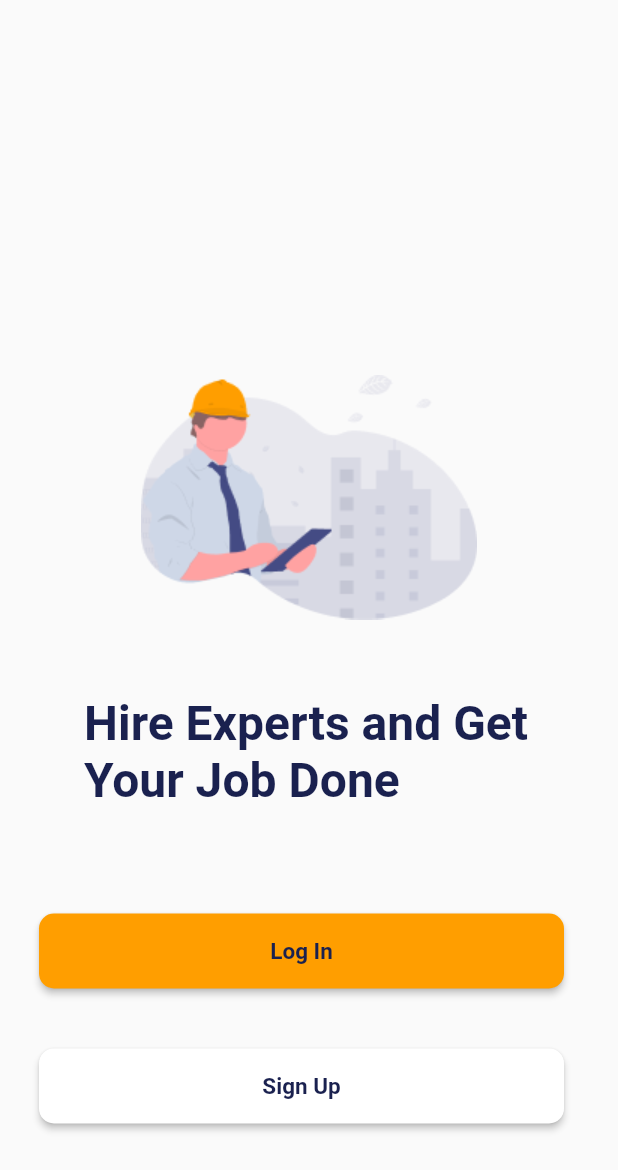
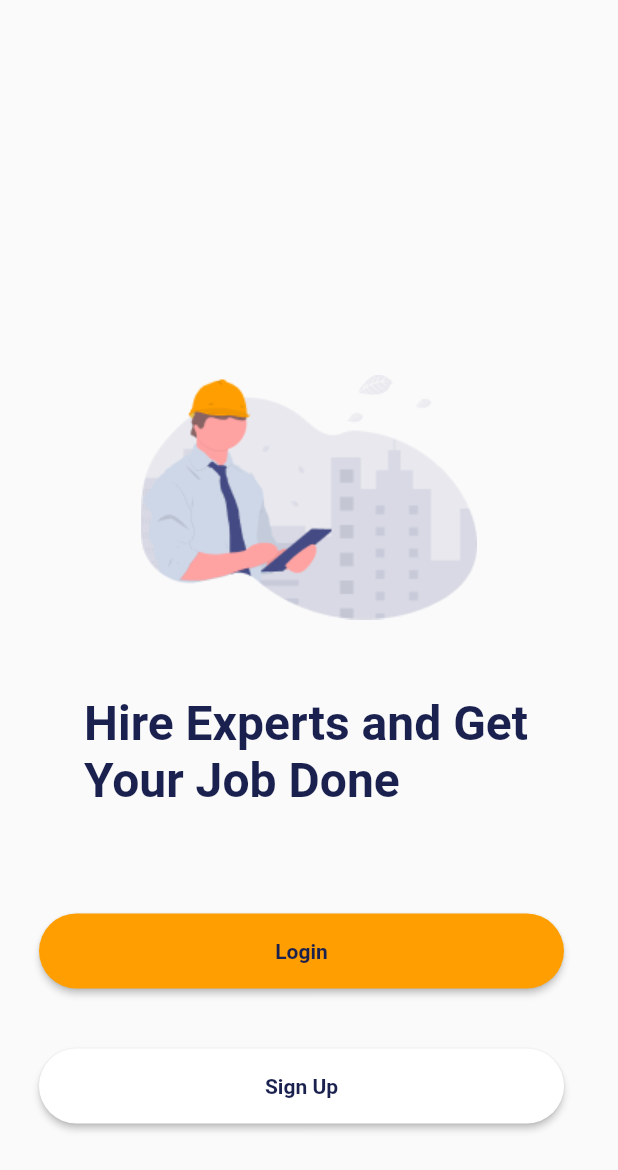
Before and after one commit to ozil247/Cudo-Mobile-App, a Flutter app: the AboutVendor screen opened directly, after a tap on "Book Now", on a phone screen of 412 x 824 dp. Shown: the top 1170 px of the screen. Run offline on Flutter 3.47's test engine with Material 2 defaults, Android fonts, the phone set to English and light mode, and no system bars; our stand-ins replace flutter_html, get.

Commit message:
first changes on cudo app 21st october 2022

```diff
--- a/lib/about_us.dart
+++ b/lib/about_us.dart
@@ -1,4 +1,4 @@
-// ignore_for_file: prefer_const_constructors
+// ignore_for_file: prefer_const_constructors, duplicate_ignore
 
 import 'package:flutter/material.dart';
 import 'package:flutter_application_1/widget/big_text.dart';
--- a/lib/about_vendor.dart
+++ b/lib/about_vendor.dart
@@ -1,3 +1,5 @@
+// ignore_for_file: prefer_const_constructors, duplicate_ignore, avoid_unnecessary_containers, deprecated_member_use, unnecessary_new
+
 import 'package:flutter/material.dart';
 import 'package:flutter_application_1/widget/big_text.dart';
 import 'package:flutter_application_1/widget/static/colors.dart';
@@ -96,24 +98,26 @@ class _AboutVendorState extends State<AboutVendor> {
             SizedBox(
               height: 70,
             ),
-
 SizedBox(
                 width: 350,
                 height: 50,
                 child: Container(
-                child: RaisedButton(
-                  shape: RoundedRectangleBorder(
-                      borderRadius: new BorderRadius.circular(8.0)),
-                  color: Color(0xff1A214F),
+                  // ignore: sort_child_properties_last
+                  child: ElevatedButton(
                     onPressed: () {
                       Navigator.of(context).push(
                           MaterialPageRoute(builder: (context) => AboutVendor()));
                     },
+                    // ignore: sort_child_properties_last
                     child: BigText(
-                    size: 16,
                       text: "Book Now",
                       color: Colors.white,
-                    fontWeight: FontWeight.bold,
+                      fontWeight: FontWeight.normal,
+                    ),
+                    style: ElevatedButton.styleFrom(
+                      primary: Color(0xff1A214F),
+                      shape: RoundedRectangleBorder(
+                          borderRadius: new BorderRadius.circular(10.0)),
                     ),
                   ),
                 ),
--- a/lib/blog.dart
+++ b/lib/blog.dart
@@ -1,3 +1,5 @@
+// ignore_for_file: prefer_const_constructors, duplicate_ignore
+
 import 'package:flutter/material.dart';
 import 'package:flutter_application_1/widget/big_text.dart';
 
--- a/lib/categories.dart
+++ b/lib/categories.dart
@@ -1,3 +1,5 @@
+// ignore_for_file: prefer_const_constructors, duplicate_ignore
+
 import 'package:flutter/material.dart';
 import 'package:flutter_application_1/widget/small_text.dart';
 import 'package:flutter_application_1/widget/static/colors.dart';
--- a/lib/category.dart
+++ b/lib/category.dart
@@ -1,3 +1,5 @@
+// ignore_for_file: unnecessary_import, library_private_types_in_public_api, prefer_const_constructors
+
 import 'package:flutter/material.dart';
 import 'package:flutter/widgets.dart';
 
--- a/lib/dashboard.dart
+++ b/lib/dashboard.dart
@@ -1,4 +1,4 @@
-// ignore_for_file: prefer_const_constructors
+// ignore_for_file: prefer_const_constructors, unused_import
 
 import 'package:flutter/material.dart';
 import 'package:flutter_application_1/categories.dart';
--- a/lib/home.dart
+++ b/lib/home.dart
@@ -1,4 +1,4 @@
-// ignore_for_file: prefer_const_constructors
+// ignore_for_file: prefer_const_constructors, unused_import, unnecessary_import, must_be_immutable, duplicate_ignore, prefer_const_literals_to_create_immutables
 
 import 'package:flutter/foundation.dart';
 import 'package:flutter/material.dart';
--- a/lib/main.dart
+++ b/lib/main.dart
@@ -1,4 +1,4 @@
-// ignore_for_file: prefer_const_constructors
+// ignore_for_file: prefer_const_constructors, unused_import, duplicate_ignore
 
 import 'package:flutter/material.dart';
 import 'package:flutter_application_1/auth/login.dart';
--- a/lib/onboarding.dart
+++ b/lib/onboarding.dart
@@ -1,4 +1,4 @@
-// ignore_for_file: deprecated_member_use
+// ignore_for_file: deprecated_member_use, prefer_const_constructors_in_immutables, prefer_const_constructors, sized_box_for_whitespace, duplicate_ignore
 
 import 'package:flutter/material.dart';
 import 'package:flutter_application_1/auth/signup.dart';
@@ -44,27 +44,37 @@ class _OnboardingState extends State<Onboarding> {
             child: SizedBox(
               width: 350,
               height: 50,
-              child: RaisedButton(
-                shape: RoundedRectangleBorder(
-                  borderRadius: BorderRadius.circular(10.0),
-                ),
-                color: AppColors.yellowColor,
-                child: BigText(
-                    color: AppColors.blueColor,
-                    text: "Log In",
-                    size: 15,
-                    fontWeight: FontWeight.bold),
+              // ignore: sort_child_properties_last
+              child: ElevatedButton(
                 onPressed: () {
                   Navigator.push(
                     context,
                     MaterialPageRoute(
+                      //please change Dashboard to Register
                       builder: (context) => Login(),
                     ),
                   );
                 },
+                // ignore: sort_child_properties_last
+                child: BigText(
+                  text: "Login",
+                  fontWeight: FontWeight.bold,
+                  size: 14,
+                  color: AppColors.blueColor,
+                ),
+
+                style: ElevatedButton.styleFrom(
+                  primary:
+                      AppColors.yellowColor, //change background color of button
+                  // onPrimary: Colors.yellow, //change text color of button
+                  shape: RoundedRectangleBorder(
+                    borderRadius: BorderRadius.circular(30),
+                  ),
+                ),
               ),
             ),
           ),
+          // ignore: prefer_const_constructors
           SizedBox(
             height: 20,
           ),
@@ -73,24 +83,32 @@ class _OnboardingState extends State<Onboarding> {
             child: SizedBox(
               width: 350,
               height: 50,
-              child: RaisedButton(
-                shape: RoundedRectangleBorder(
-                  borderRadius: BorderRadius.circular(10.0),
-                ),
-                color: Colors.white,
-                child: BigText(
-                    color: AppColors.blueColor,
-                    text: "Sign Up",
-                    size: 15,
-                    fontWeight: FontWeight.bold),
+              // ignore: sort_child_properties_last
+              child: ElevatedButton(
                 onPressed: () {
                   Navigator.push(
                     context,
                     MaterialPageRoute(
+                      //please change Dashboard to Register
                       builder: (context) => Signup(),
                     ),
                   );
                 },
+                // ignore: sort_child_properties_last
+                child: BigText(
+                  text: "Sign Up",
+                  fontWeight: FontWeight.bold,
+                  size: 14,
+                  color: AppColors.blueColor,
+                ),
+
+                style: ElevatedButton.styleFrom(
+                  primary: Colors.white, //change background color of button
+                  // onPrimary: Colors.yellow, //change text color of button
+                  shape: RoundedRectangleBorder(
+                    borderRadius: BorderRadius.circular(30),
+                  ),
+                ),
               ),
             ),
           ),
--- a/lib/splash_screen.dart
+++ b/lib/splash_screen.dart
@@ -1,3 +1,5 @@
+// ignore_for_file: prefer_const_constructors_in_immutables, prefer_const_constructors, prefer_const_literals_to_create_immutables
+
 import 'package:flutter/material.dart';
 
 import 'onboarding.dart';
--- a/lib/widget/big_text.dart
+++ b/lib/widget/big_text.dart
@@ -1,3 +1,5 @@
+// ignore_for_file: unused_import, must_be_immutable
+
 import 'package:flutter/material.dart';
 import 'package:flutter_application_1/widget/static/colors.dart';
 
--- a/lib/widget/small_text.dart
+++ b/lib/widget/small_text.dart
@@ -1,3 +1,5 @@
+// ignore_for_file: must_be_immutable
+
 import 'package:flutter/material.dart';
 
 class SmallText extends StatelessWidget {
--- a/lib/widget/static/colors.dart
+++ b/lib/widget/static/colors.dart
@@ -1,3 +1,5 @@
+// ignore_for_file: prefer_const_declarations
+
 import 'package:flutter/material.dart';
 
 class AppColors{
```
Also changed, not shown: lib/auth/login.dart (+13 -9 lines), lib/auth/signup.dart (+23 -14 lines), lib/booking.dart (+10 -6 lines), lib/contact_us.dart (+10 -6 lines), lib/plumbers.dart (+153 -135 lines), lib/vendors.dart (+30 -22 lines), pubspec.lock. Lines whose indentation alone changed are shown as unchanged.
